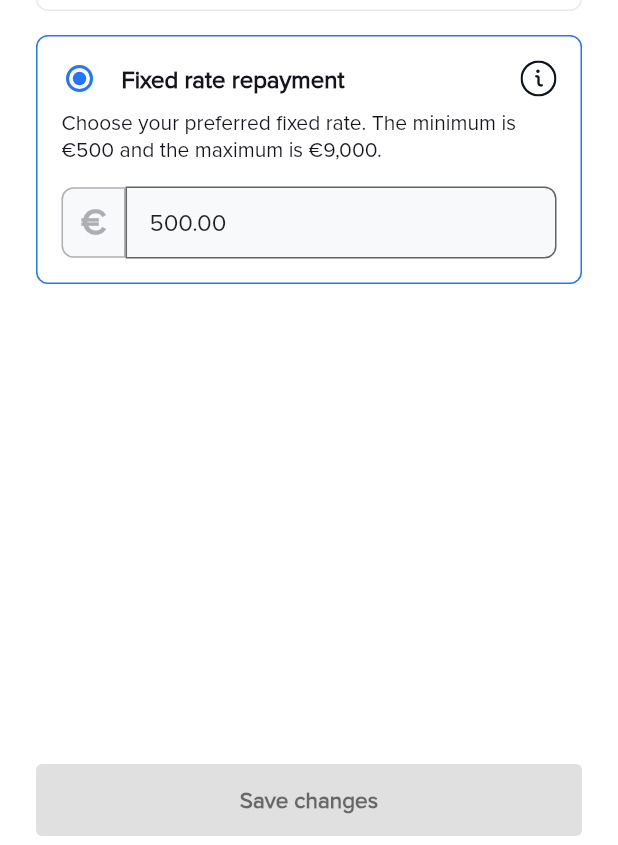
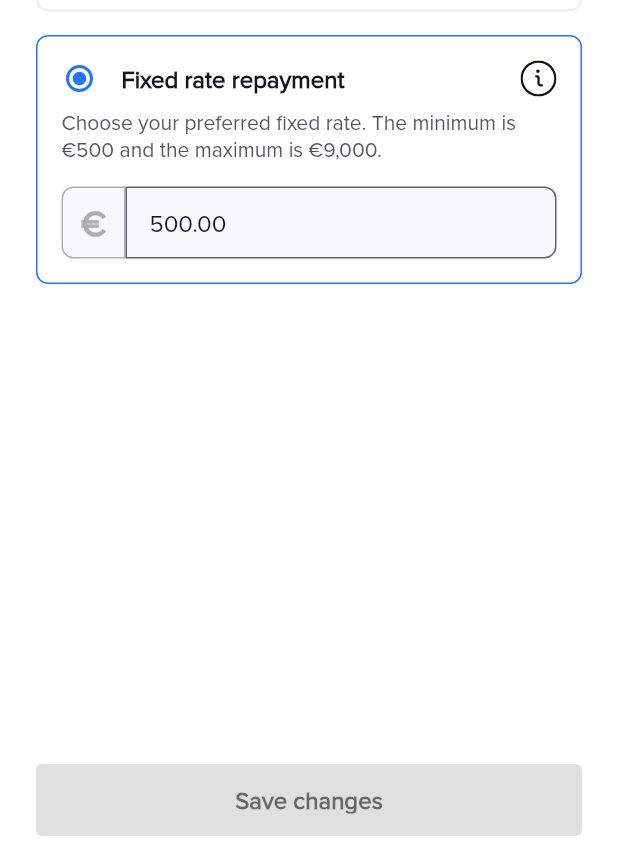
Before and after one commit to ivoryio/Ivory, a Flutter app: the ChangeRepaymentRateScreen screen opened by its route, after a tap on "Fixed rate repayment", on a phone screen of 412 x 824 dp. Shown: the part 388-1233 px from the top of the screen. Run offline on Flutter 3.47's test engine with Material 2 defaults, Android fonts, the phone set to English and light mode, and no system bars; our stand-ins replace bloc, convert, device_info_plus, dotted_border, equatable, firebase_core and 18 more; missing offline and left inert: amazon_cognito_identity_dart_2, pointycastle; accounts and stored records are empty.

Commit message:
Dynamic texts and colors on repayments

```diff
--- a/lib/models/device.dart
+++ b/lib/models/device.dart
@@ -14,7 +14,7 @@ enum DeviceBindingLanguageType {
 const String _defaultKeyType = 'ecdsa-p256';
 const String _defaultChallengeType = 'sms';
 const DeviceBindingLanguageType _defaultLanguageType = DeviceBindingLanguageType.en;
-late SmsChallenge _defaultSmsChallenge = SmsChallenge(appSignature: 'e2e-e2e-e2e');
+SmsChallenge _defaultSmsChallenge = SmsChallenge(appSignature: 'e2e-e2e-e2e');
 
 String createDeviceToJson(CreateDeviceReqBody data) =>
     json.encode(data.toJson());
--- a/lib/screens/repayments/change_repayment_rate.dart
+++ b/lib/screens/repayments/change_repayment_rate.dart
@@ -96,14 +96,12 @@ class _ChangeRepaymentRateScreenState extends State<ChangeRepaymentRateScreen> {
               child: Button(
                 text: "Save changes",
                 disabledColor: const Color(0xFFDFE2E6),
-                color: const Color(0xFF2575FC),
+                color: ClientConfig.getColorScheme().tertiary,
+                textColor: ClientConfig.getColorScheme().surface,
                 onPressed: _canContinue
                     ? () {
                         final valueForRepayment = _controller.text;
                         final procentualValue = _procentualValue;
-
-                        print('valueForRepayment ===> $valueForRepayment');
-                        print('procentualValue ===> $procentualValue');
 
                         Navigator.pushNamed(context,
                             RepaymentSuccessfullyChangedScreen.routeName,
@@ -255,7 +253,7 @@ class _ChooseRepaymentTypeState extends State<ChooseRepaymentType> {
           BorderSide(
             width: 1,
             color: _selectedOption == type
-                ? const Color(0xFF2575FC)
+                ? ClientConfig.getColorScheme().secondary
                 : const Color(0xFFE9EAEB),
             style: BorderStyle.solid,
           ),
@@ -271,7 +269,7 @@ class _ChooseRepaymentTypeState extends State<ChooseRepaymentType> {
               crossAxisAlignment: CrossAxisAlignment.center,
               children: [
                 Radio(
-                  activeColor: const Color(0xFF2575FC),
+                  activeColor: ClientConfig.getColorScheme().secondary,
                   materialTapTargetSize: MaterialTapTargetSize.shrinkWrap,
                   visualDensity: const VisualDensity(
                     horizontal: VisualDensity.minimumDensity,
@@ -342,17 +340,13 @@ class _ChooseRepaymentTypeState extends State<ChooseRepaymentType> {
                       data: SliderThemeData(
                         trackHeight: 8,
                         trackShape: const RoundedRectSliderTrackShape(),
-                        activeTrackColor: const Color(0xFF2575FC),
+                        activeTrackColor: ClientConfig.getColorScheme().secondary,
                         inactiveTrackColor: const Color(0xFFE9EAEB),
-                        thumbColor: const Color(0xFF071034),
+                        thumbColor: ClientConfig.getColorScheme().primary,
                         thumbShape: CustomThumb(label: sliderValue),
                         overlayColor: const Color(0x00FFFF00),
-                        valueIndicatorColor: const Color(0xFF2575FC),
-                        valueIndicatorTextStyle: const TextStyle(
-                          color: Color(0xFFFFFFFF),
-                          fontSize: 14,
-                          fontWeight: FontWeight.w500,
-                        ),
+                        valueIndicatorColor: ClientConfig.getColorScheme().secondary,
+                        valueIndicatorTextStyle: ClientConfig.getTextStyleScheme().bodySmallBold,
                       ),
                       child: Expanded(
                         child: Slider(
@@ -433,12 +427,7 @@ class RepaymentConditions extends StatelessWidget {
   Widget build(BuildContext context) {
     return Text(
       message,
-      style: const TextStyle(
-        fontSize: 14,
-        height: 1.285,
-        fontWeight: FontWeight.w400,
-        color: Color(0xFF15141E),
-      ),
+      style:  ClientConfig.getTextStyleScheme().bodySmallRegular,
     );
   }
 }
@@ -469,6 +458,7 @@ class _CustomTextFieldState extends State<CustomTextField> {
           crossAxisAlignment: CrossAxisAlignment.center,
           children: [
             Container(
+              height: 48,
               padding: const EdgeInsets.symmetric(horizontal: 12, vertical: 8),
               decoration: BoxDecoration(
                 border: Border.all(
@@ -481,17 +471,14 @@ class _CustomTextFieldState extends State<CustomTextField> {
                     bottomLeft: Radius.circular(8)),
                 color: const Color(0xFFF8F9FA),
               ),
-              child: const Text(
+              child: Text(
                 '€',
-                style: TextStyle(
-                  fontSize: 24,
-                  fontWeight: FontWeight.w600,
-                  color: Color(0xFFADADB4),
-                ),
+                style:  ClientConfig.getTextStyleScheme().heading2.copyWith(color: const Color(0xFFADADB4)),
               ),
             ),
             Expanded(
               child: TextField(
+                style: ClientConfig.getTextStyleScheme().bodyLargeRegular,
                 controller: widget.controller,
                 onChanged: (text) {
                   if (text.isEmpty) text = '0';
@@ -612,15 +599,9 @@ class CustomThumb extends SliderComponentShape {
       ..style = PaintingStyle.fill;
     canvas.drawCircle(center, 20, paint);
 
-    const TextStyle textStyle = TextStyle(
-      color: Colors.white,
-      fontSize: 14,
-      fontWeight: FontWeight.bold,
-    );
-
     final textSpan = TextSpan(
       text: '${label.round()}%',
-      style: textStyle,
+      style: ClientConfig.getTextStyleScheme().labelSmall.copyWith(color: Colors.white),
     );
 
     final textPainter = TextPainter(
--- a/lib/screens/repayments/more_credit/more_credit_waitlist_screen.dart
+++ b/lib/screens/repayments/more_credit/more_credit_waitlist_screen.dart
@@ -48,7 +48,8 @@ class MoreCreditWaitlistScreen extends StatelessWidget {
               child: Button(
                 text: 'Back to “Repayments”',
                 disabledColor: const Color(0xFFDFE2E6),
-                color: const Color(0xFF2575FC),
+                color: ClientConfig.getColorScheme().tertiary,
+                textColor: ClientConfig.getColorScheme().surface,
                 onPressed: () {
                   Navigator.pushNamed(
                     context,
--- a/lib/screens/settings/settings_security_screen.dart
+++ b/lib/screens/settings/settings_security_screen.dart
@@ -1,6 +1,5 @@
 import 'package:flutter/material.dart';
 import 'package:solarisdemo/screens/settings/settings_device_pairing_screen.dart';
-import 'package:solarisdemo/screens/wallet/card_details_screen.dart';
 import 'package:solarisdemo/widgets/app_toolbar.dart';
 import 'package:solarisdemo/widgets/ivory_list_item_with_action.dart';
 import 'package:solarisdemo/widgets/screen_scaffold.dart';
--- a/lib/widgets/button.dart
+++ b/lib/widgets/button.dart
@@ -1,6 +1,6 @@
 import 'package:flutter/material.dart';
 
-const double _defaultFontSize = 15;
+const double _defaultFontSize = 16;
 const double _defaultBorderRadius = 4.0;
 
 class Button extends StatelessWidget {
```
Also changed, not shown: lib/screens/repayments/more_credit/more_credit_screen.dart (+4 -4 lines), lib/screens/repayments/repayment_reminder.dart (+15 -23 lines), lib/screens/repayments/repayment_successfully_changed.dart (+5 -7 lines), lib/screens/repayments/repayments_screen.dart (+5 -8 lines), 1 other file.
